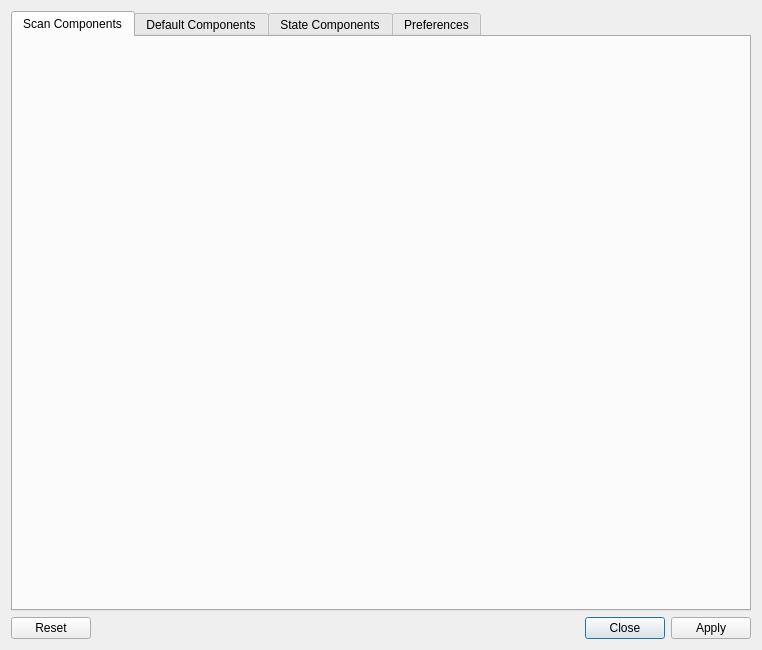
First picture: the form in nxselector/ui/selector.ui, repository nexdatas/nxselector, before the edit.
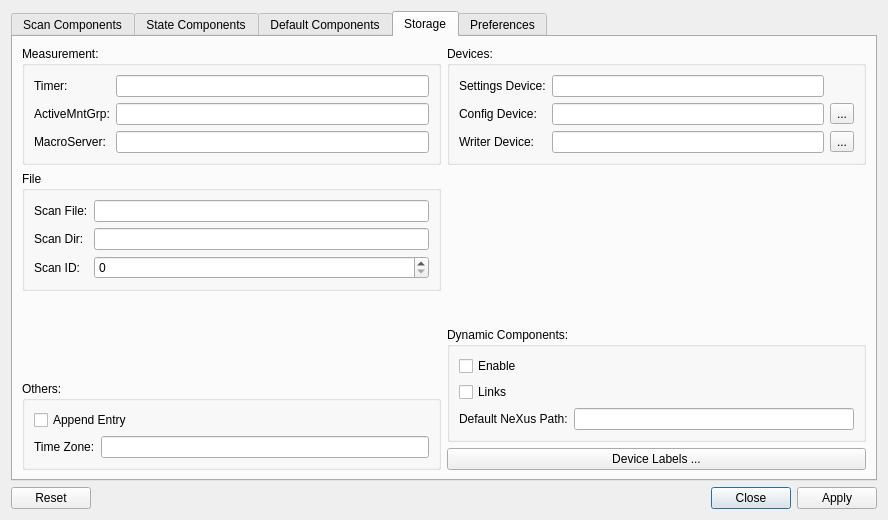
Second picture: the form after the edit. The open tabs and pages were chosen to show the change.

Commit message: adding widgets to storage and preferences

Patch:
```diff
--- a/nxselector/ui/selector.ui
+++ b/nxselector/ui/selector.ui
@@ -6,15 +6,15 @@
    <rect>
     <x>0</x>
     <y>0</y>
-    <width>762</width>
-    <height>650</height>
+    <width>888</width>
+    <height>520</height>
    </rect>
   </property>
   <property name="windowTitle">
    <string>NeXus Component Selector</string>
   </property>
   <layout class="QGridLayout" name="gridLayout">
-   <item row="1" column="0">
+   <item row="6" column="0">
     <widget class="QDialogButtonBox" name="buttonBox">
      <property name="toolTip">
       <string/>
@@ -25,7 +25,7 @@
     </widget>
    </item>
    <item row="0" column="0">
-    <widget class="QTabWidget" name="Default">
+    <widget class="QTabWidget" name="tabWidget">
      <property name="toolTip">
       <string/>
      </property>
@@ -37,20 +37,353 @@
        <string>Scan Components</string>
       </attribute>
      </widget>
-     <widget class="QWidget" name="mandatory">
-      <attribute name="title">
-       <string>Default Components</string>
-      </attribute>
-     </widget>
      <widget class="QWidget" name="automatic">
       <attribute name="title">
        <string>State Components</string>
       </attribute>
      </widget>
+     <widget class="QWidget" name="mandatory">
+      <attribute name="title">
+       <string>Default Components</string>
+      </attribute>
+     </widget>
+     <widget class="QWidget" name="storage">
+      <attribute name="title">
+       <string>Storage</string>
+      </attribute>
+      <layout class="QGridLayout" name="gridLayout_10">
+       <item row="0" column="0">
+        <layout class="QVBoxLayout" name="verticalLayout_3">
+         <item>
+          <widget class="QGroupBox" name="mntGroupBox">
+           <property name="title">
+            <string>Measurement:</string>
+           </property>
+           <layout class="QGridLayout" name="gridLayout_3">
+            <item row="0" column="0">
+             <layout class="QGridLayout" name="gridLayout_4">
+              <item row="0" column="0">
+               <widget class="QLabel" name="mntTimerLabel">
+                <property name="text">
+                 <string>Timer:</string>
+                </property>
+               </widget>
+              </item>
+              <item row="0" column="1">
+               <widget class="QLineEdit" name="mntTimerLineEdit"/>
+              </item>
+              <item row="1" column="0">
+               <widget class="QLabel" name="mntGrpLabel">
+                <property name="text">
+                 <string>ActiveMntGrp:</string>
+                </property>
+               </widget>
+              </item>
+              <item row="1" column="1">
+               <widget class="QLineEdit" name="mntGrplineEdit"/>
+              </item>
+              <item row="2" column="0">
+               <widget class="QLabel" name="mntServerLabel">
+                <property name="text">
+                 <string>MacroServer:</string>
+                </property>
+               </widget>
+              </item>
+              <item row="2" column="1">
+               <widget class="QLineEdit" name="mntServerLineEdit"/>
+              </item>
+             </layout>
+            </item>
+           </layout>
+          </widget>
+         </item>
+         <item>
+          <widget class="QGroupBox" name="fileGroupBox">
+           <property name="title">
+            <string>File</string>
+           </property>
+           <layout class="QGridLayout" name="gridLayout_5">
+            <item row="0" column="0">
+             <layout class="QGridLayout" name="gridLayout_2">
+              <item row="0" column="0">
+               <widget class="QLabel" name="fileScanLabel">
+                <property name="text">
+                 <string>Scan File:</string>
+                </property>
+               </widget>
+              </item>
+              <item row="0" column="1">
+               <widget class="QLineEdit" name="fileScanLineEdit"/>
+              </item>
+              <item row="1" column="0">
+               <widget class="QLabel" name="fileScanDirLabel">
+                <property name="text">
+                 <string>Scan Dir:</string>
+                </property>
+               </widget>
+              </item>
+              <item row="1" column="1">
+               <widget class="QLineEdit" name="fileScanDirLineEdit_2"/>
+              </item>
+              <item row="2" column="0">
+               <widget class="QLabel" name="fileScanIDLabel">
+                <property name="text">
+                 <string>Scan ID:</string>
+                </property>
+               </widget>
+              </item>
+              <item row="2" column="1">
+               <widget class="QSpinBox" name="fileScanIDSpinBox"/>
+              </item>
+             </layout>
+            </item>
+           </layout>
+          </widget>
+         </item>
+         <item>
+          <spacer name="verticalSpacer">
+           <property name="orientation">
+            <enum>Qt::Vertical</enum>
+           </property>
+           <property name="sizeHint" stdset="0">
+            <size>
+             <width>20</width>
+             <height>40</height>
+            </size>
+           </property>
+          </spacer>
+         </item>
+         <item>
+          <widget class="QGroupBox" name="groupBox_2">
+           <property name="title">
+            <string>Others:</string>
+           </property>
+           <layout class="QGridLayout" name="gridLayout_8">
+            <item row="0" column="0">
+             <layout class="QVBoxLayout" name="verticalLayout">
+              <item>
+               <widget class="QCheckBox" name="othersEntryCheckBox">
+                <property name="text">
+                 <string>Append Entry</string>
+                </property>
+               </widget>
+              </item>
+              <item>
+               <layout class="QHBoxLayout" name="othersHhorizontalLayout">
+                <item>
+                 <widget class="QLabel" name="label">
+                  <property name="text">
+                   <string>Time Zone:</string>
+                  </property>
+                 </widget>
+                </item>
+                <item>
+                 <widget class="QLineEdit" name="lineEdit"/>
+                </item>
+               </layout>
+              </item>
+             </layout>
+            </item>
+           </layout>
+          </widget>
+         </item>
+        </layout>
+       </item>
+       <item row="0" column="1">
+        <layout class="QVBoxLayout" name="verticalLayout_4">
+         <item>
+          <widget class="QGroupBox" name="deviceGroupBox">
+           <property name="title">
+            <string>Devices:</string>
+           </property>
+           <layout class="QGridLayout" name="gridLayout_7">
+            <item row="0" column="0">
+             <layout class="QGridLayout" name="gridLayout_6">
+              <item row="0" column="0">
+               <widget class="QLabel" name="devSettingsLabel">
+                <property name="text">
+                 <string>Settings Device:</string>
+                </property>
+               </widget>
+              </item>
+              <item row="0" column="1">
+               <widget class="QLineEdit" name="devSettingsLineEdit"/>
+              </item>
+              <item row="1" column="0">
+               <widget class="QLabel" name="devConfigLabel">
+                <property name="text">
+                 <string>Config Device:</string>
+                </property>
+               </widget>
+              </item>
+              <item row="1" column="1">
+               <widget class="QLineEdit" name="devConfigLineEdit"/>
+              </item>
+              <item row="1" column="2">
+               <widget class="QToolButton" name="devConfigToolButton">
+                <property name="text">
+                 <string>...</string>
+                </property>
+               </widget>
+              </item>
+              <item row="2" column="0">
+               <widget class="QLabel" name="devWriterLabel">
+                <property name="text">
+                 <string>Writer Device:</string>
+                </property>
+               </widget>
+              </item>
+              <item row="2" column="1">
+               <widget class="QLineEdit" name="devWriterLineEdit"/>
+              </item>
+              <item row="2" column="2">
+               <widget class="QToolButton" name="devWriterToolButton">
+                <property name="text">
+                 <string>...</string>
+                </property>
+               </widget>
+              </item>
+             </layout>
+            </item>
+           </layout>
+          </widget>
+         </item>
+         <item>
+          <spacer name="verticalSpacer_2">
+           <property name="orientation">
+            <enum>Qt::Vertical</enum>
+           </property>
+           <property name="sizeHint" stdset="0">
+            <size>
+             <width>20</width>
+             <height>40</height>
+            </size>
+           </property>
+          </spacer>
+         </item>
+         <item>
+          <widget class="QGroupBox" name="groupBox">
+           <property name="title">
+            <string>Dynamic Components:</string>
+           </property>
+           <layout class="QGridLayout" name="gridLayout_9">
+            <item row="0" column="0">
+             <layout class="QVBoxLayout" name="verticalLayout_2">
+              <item>
+               <widget class="QCheckBox" name="dcEnableCheckBox">
+                <property name="text">
+                 <string>Enable</string>
+                </property>
+               </widget>
+              </item>
+              <item>
+               <widget class="QCheckBox" name="dcLinksCheckBox">
+                <property name="text">
+                 <string>Links </string>
+                </property>
+               </widget>
+              </item>
+              <item>
+               <layout class="QHBoxLayout" name="dcHorizontalLayout">
+                <item>
+                 <widget class="QLabel" name="dcPathLabel">
+                  <property name="text">
+                   <string>Default NeXus Path:</string>
+                  </property>
+                 </widget>
+                </item>
+                <item>
+                 <widget class="QLineEdit" name="dcPathLineEdit"/>
+                </item>
+               </layout>
+              </item>
+             </layout>
+            </item>
+           </layout>
+          </widget>
+         </item>
+         <item>
+          <widget class="QPushButton" name="pushButton">
+           <property name="text">
+            <string>Device Labels ...</string>
+           </property>
+          </widget>
+         </item>
+        </layout>
+       </item>
+      </layout>
+     </widget>
      <widget class="QWidget" name="preferences">
       <attribute name="title">
        <string>Preferences</string>
       </attribute>
+      <layout class="QGridLayout" name="gridLayout_14">
+       <item row="0" column="0">
+        <widget class="QGroupBox" name="groupBox_3">
+         <property name="title">
+          <string>View:</string>
+         </property>
+         <layout class="QGridLayout" name="gridLayout_11">
+          <item row="0" column="0">
+           <widget class="QComboBox" name="viewComboBox"/>
+          </item>
+          <item row="0" column="1">
+           <spacer name="horizontalSpacer">
+            <property name="orientation">
+             <enum>Qt::Horizontal</enum>
+            </property>
+            <property name="sizeType">
+             <enum>QSizePolicy::Minimum</enum>
+            </property>
+            <property name="sizeHint" stdset="0">
+             <size>
+              <width>138</width>
+              <height>20</height>
+             </size>
+            </property>
+           </spacer>
+          </item>
+         </layout>
+        </widget>
+       </item>
+       <item row="2" column="0">
+        <widget class="QGroupBox" name="groupBox_5">
+         <property name="title">
+          <string>Groups:</string>
+         </property>
+         <layout class="QGridLayout" name="gridLayout_13">
+          <item row="0" column="0">
+           <widget class="QLineEdit" name="groupLineEdit"/>
+          </item>
+         </layout>
+        </widget>
+       </item>
+       <item row="3" column="0">
+        <widget class="QGroupBox" name="groupBox_4">
+         <property name="title">
+          <string>Frames:</string>
+         </property>
+         <layout class="QGridLayout" name="gridLayout_12">
+          <item row="0" column="0">
+           <widget class="QLineEdit" name="frameLineEdit"/>
+          </item>
+         </layout>
+        </widget>
+       </item>
+       <item row="1" column="0">
+        <spacer name="verticalSpacer_3">
+         <property name="orientation">
+          <enum>Qt::Vertical</enum>
+         </property>
+         <property name="sizeHint" stdset="0">
+          <size>
+           <width>20</width>
+           <height>40</height>
+          </size>
+         </property>
+        </spacer>
+       </item>
+      </layout>
      </widget>
     </widget>
    </item>
```
The commit also changes 2 other files.
